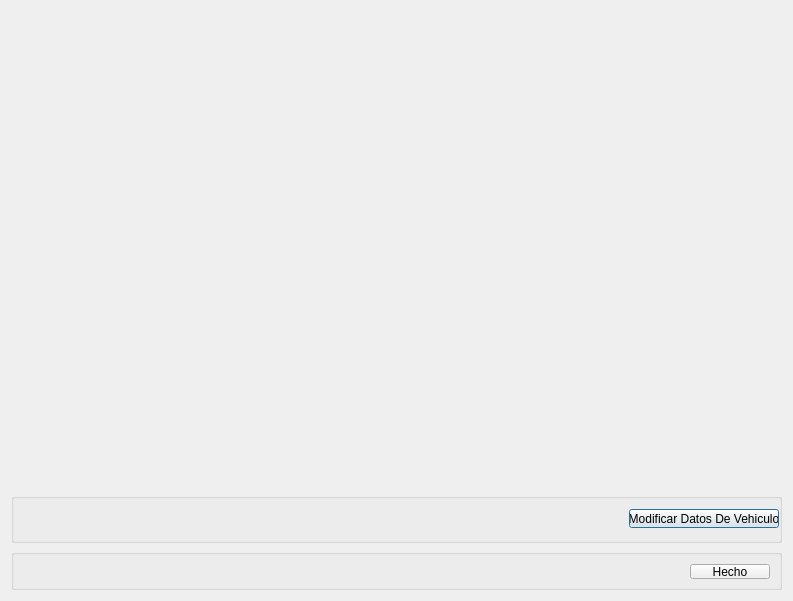
The window that src/ui/DialogMostrarLosVehiculosParaModificar.ui (guilleurrutia10/division-transporte) describes before a commit, drawn with Qt 5.
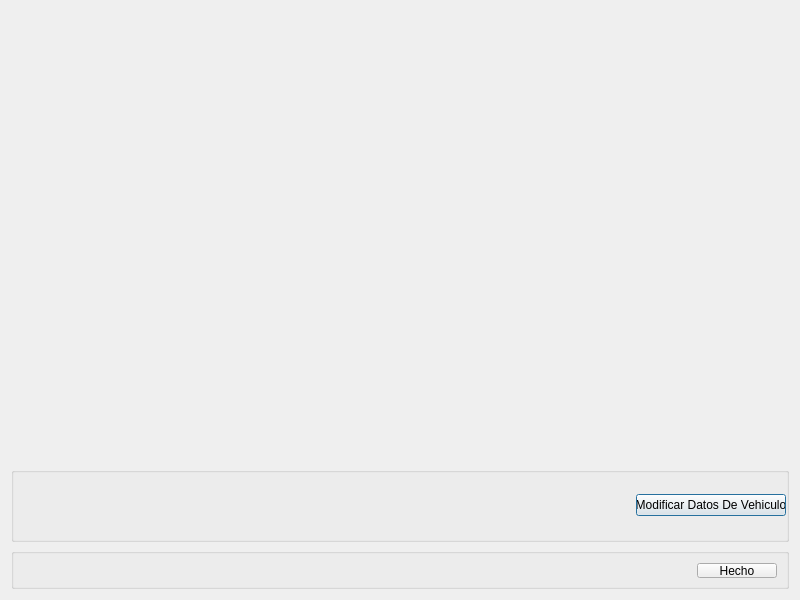
The same window after the commit.

```diff
--- a/src/ui/DialogMostrarLosVehiculosParaModificar.ui
+++ b/src/ui/DialogMostrarLosVehiculosParaModificar.ui
@@ -6,23 +6,32 @@
    <rect>
     <x>0</x>
     <y>0</y>
-    <width>789</width>
-    <height>597</height>
+    <width>800</width>
+    <height>600</height>
    </rect>
   </property>
+  <property name="sizePolicy">
+   <sizepolicy hsizetype="Expanding" vsizetype="Preferred">
+    <horstretch>0</horstretch>
+    <verstretch>0</verstretch>
+   </sizepolicy>
+  </property>
+  <property name="minimumSize">
+   <size>
+    <width>800</width>
+    <height>600</height>
+   </size>
+  </property>
   <property name="windowTitle">
    <string> Modificar Vehiculos</string>
   </property>
   <layout class="QVBoxLayout" name="verticalLayout">
    <item>
-    <widget class="QWidget" name="widget" native="true">
-     <property name="minimumSize">
-      <size>
-       <width>771</width>
-       <height>476</height>
-      </size>
-     </property>
-    </widget>
+    <layout class="QVBoxLayout" name="verticalLayout_2">
+     <item>
+      <widget class="QWidget" name="widget" native="true"/>
+     </item>
+    </layout>
    </item>
    <item>
     <widget class="QGroupBox" name="groupBox">
@@ -34,14 +43,14 @@
      </property>
      <property name="minimumSize">
       <size>
-       <width>40</width>
-       <height>50</height>
+       <width>0</width>
+       <height>75</height>
       </size>
      </property>
      <property name="maximumSize">
       <size>
        <width>16777215</width>
-       <height>50</height>
+       <height>75</height>
       </size>
      </property>
      <property name="title">
@@ -55,7 +64,7 @@
        <enum>QLayout::SetDefaultConstraint</enum>
       </property>
       <property name="leftMargin">
-       <number>9</number>
+       <number>480</number>
       </property>
       <property name="topMargin">
        <number>10</number>
```
Left out of the diff: 24 changed lines with no effect on the pictures.
